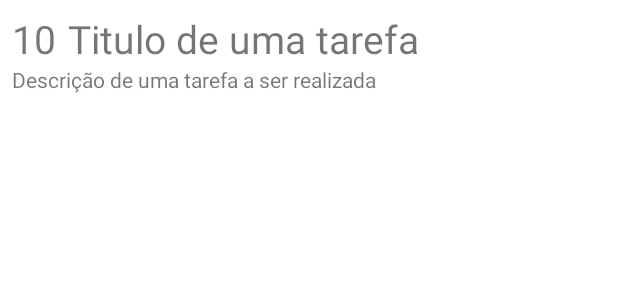
After one commit to angelomesquita/aplicacoesmoveis-lista-tarefa, an Android app: the layout item_tarefa.xml on its own in the app's theme, with its tools: preview values and no code run, on a phone screen of 412 x 824 dp. The commit adds this screen. Shown: the top 300 px of the screen. Run offline under Robolectric (Android 15) with nearby library versions, the phone set to English and light mode, and no system bars.

Commit message:
Aula 07
-ListaTarefaAdapter
-AlertDialog

```diff
--- a/app/src/main/AndroidManifest.xml
+++ b/app/src/main/AndroidManifest.xml
@@ -8,8 +8,9 @@
         android:label="@string/app_name"
         android:roundIcon="@mipmap/ic_launcher_round"
         android:supportsRtl="true"
-        android:theme="@style/Theme.ListaDeTarefas">
-        <activity android:name=".activity.FormularioTarefaActivity"></activity>
+        android:theme="@style/Theme.ListaDeTarefas"
+        android:fullBackupContent="@xml/backup_descriptor">
+        <activity android:name=".activity.FormularioTarefaActivity" />
         <activity android:name=".activity.ListaTarefasActivity">
             <intent-filter>
                 <action android:name="android.intent.action.MAIN" />
--- a/app/src/main/java/br/edu/unis/listadetarefas/model/Tarefa.java
+++ b/app/src/main/java/br/edu/unis/listadetarefas/model/Tarefa.java
@@ -4,7 +4,7 @@ import java.io.Serializable;
 
 public class Tarefa implements Serializable {
 
-    private int id;
+    private final int id;
     private String titulo;
     private String descricao;
     private static int contadorId = 1;
@@ -36,7 +36,4 @@ public class Tarefa implements Serializable {
         this.descricao = descricao;
     }
 
-    public String toString() {
-       return this.id + " - " + this.titulo + " (" +this.descricao + ")";
-    }
 }
--- a/app/src/main/res/layout/activity_lista_tarefas.xml
+++ b/app/src/main/res/layout/activity_lista_tarefas.xml
@@ -1,6 +1,5 @@
 <?xml version="1.0" encoding="utf-8"?>
 <RelativeLayout xmlns:android="http://schemas.android.com/apk/res/android"
-    xmlns:app="http://schemas.android.com/apk/res-auto"
     xmlns:tools="http://schemas.android.com/tools"
     android:layout_width="match_parent"
     android:layout_height="match_parent"
@@ -23,7 +22,8 @@
         android:layout_marginBottom="16dp"
         android:clickable="true"
         android:focusable="true"
-        android:src="@drawable/ic_add_tarefa" />
+        android:src="@drawable/ic_add_tarefa"
+        android:contentDescription="Float Action Button image" />
 
 
 </RelativeLayout>
--- /dev/null
+++ b/app/src/main/res/layout/item_tarefa.xml
@@ -0,0 +1,45 @@
+<?xml version="1.0" encoding="utf-8"?>
+<LinearLayout xmlns:android="http://schemas.android.com/apk/res/android"
+    android:orientation="vertical"
+    xmlns:tools="http://schemas.android.com/tools"
+    android:layout_width="match_parent"
+    android:layout_height="match_parent">
+
+    <LinearLayout
+        android:layout_width="match_parent"
+        android:layout_height="wrap_content"
+        android:orientation="horizontal">
+
+        <TextView
+            android:id="@+id/item_tarefa_id"
+            android:layout_width="wrap_content"
+            android:layout_height="wrap_content"
+            android:layout_marginTop="8dp"
+            android:layout_marginRight="4dp"
+            android:layout_marginLeft="8dp"
+            android:textSize="26dp"
+            tools:text="10"/>
+
+        <TextView
+            android:id="@+id/item_tarefa_titulo"
+            android:layout_width="match_parent"
+            android:layout_height="wrap_content"
+            android:layout_marginTop="8dp"
+            android:layout_marginRight="8dp"
+            android:layout_marginLeft="4dp"
+            android:textSize="26dp"
+            tools:text="Titulo de uma tarefa"
+            />
+
+
+    </LinearLayout>
+
+    <TextView
+        android:id="@+id/item_tarefa_descricao"
+        android:layout_width="match_parent"
+        android:layout_height="wrap_content"
+        android:layout_marginRight="8dp"
+        android:layout_marginBottom="8dp"
+        android:layout_marginLeft="8dp"
+        tools:text="Descrição de uma tarefa a ser realizada"/>
+</LinearLayout>
--- /dev/null
+++ b/app/src/main/res/xml/backup_descriptor.xml
@@ -0,0 +1,4 @@
+<?xml version="1.0" encoding="utf-8"?>
+<full-backup-content>
+    <!-- Exclude specific shared preferences that contain GCM registration Id -->
+</full-backup-content>
```
Also changed, not shown: app/src/main/java/br/edu/unis/listadetarefas/activity/FormularioTarefaActivity.java (+9 -29 lines), app/src/main/java/br/edu/unis/listadetarefas/activity/ListaTarefasActivity.java (+18 -21 lines), app/src/main/java/br/edu/unis/listadetarefas/adapter/ListaTarefaAdapter.java (added, +67 -0 lines), app/src/main/res/layout/activity_formulario_tarefa.xml (+13 -14 lines).
